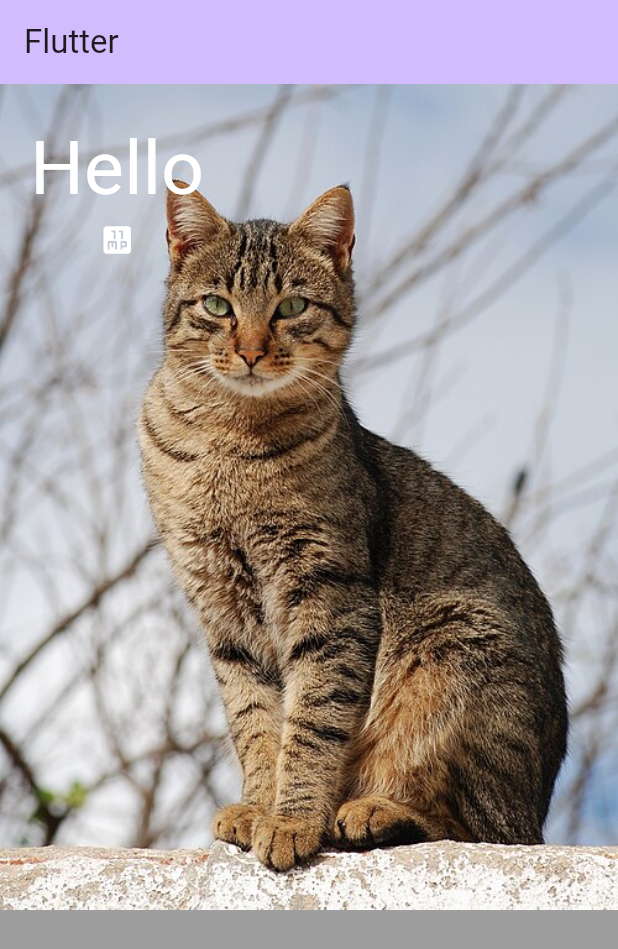
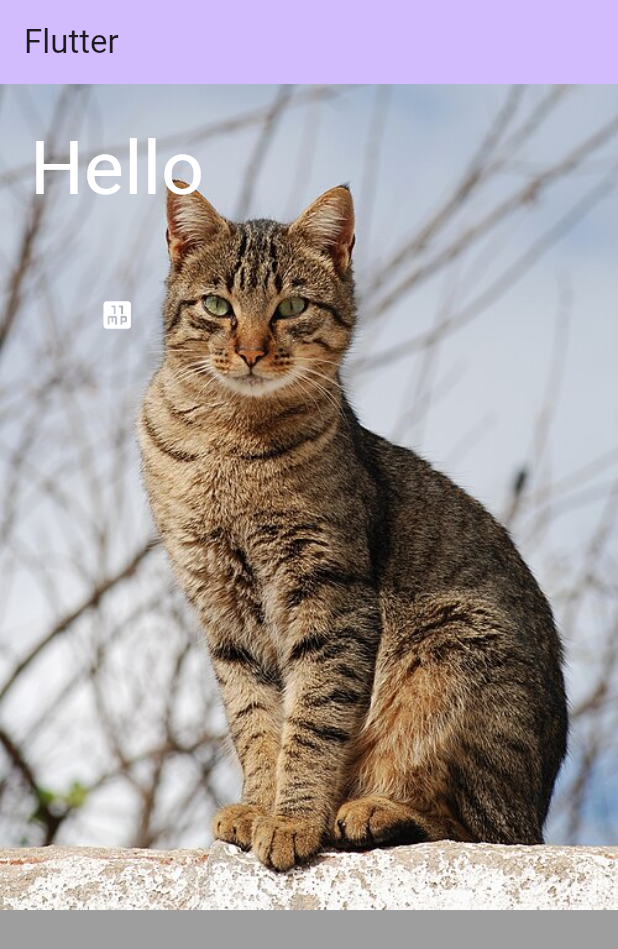
Before and after one commit to Mohamed-Samir-Ibrahim/Practice, a Flutter app: the screen it shows after launch, on a phone screen of 412 x 824 dp. Shown: the top 949 px of the screen. Run offline on Flutter 3.47's test engine with Material 3 defaults, Android fonts, the phone set to English and light mode, and no system bars.

Commit message:
feat(basics-branch): add sizedbox-widget.

```diff
--- /dev/null
+++ b/lib/basics/sizedbox-widget.dart
@@ -0,0 +1,43 @@
+import 'package:flutter/material.dart';
+
+class SizedBoxWidget extends StatefulWidget {
+  const SizedBoxWidget({super.key});
+
+  @override
+  State<SizedBoxWidget> createState() => _SizedBoxWidgetState();
+}
+
+class _SizedBoxWidgetState extends State<SizedBoxWidget> {
+  @override
+  Widget build(BuildContext context) {
+    return Scaffold(
+      backgroundColor: Colors.black38,
+      appBar: AppBar(
+        backgroundColor: Theme.of(context).colorScheme.inversePrimary,
+        title: Text('Flutter'),
+      ),
+      body: Stack(
+        children: [
+          Image.asset(
+            'assets/images/Cat_November_2010-1a.jpg',
+            fit: BoxFit.cover,
+            width: double.infinity,
+          ),
+          Padding(
+            padding: const EdgeInsets.all(20.0),
+            child: Column(
+              children: [
+                Text(
+                  'Hello',
+                  style: TextStyle(color: Colors.white, fontSize: 50),
+                ),
+                SizedBox(height: 50),
+                Icon(Icons.eleven_mp, color: Colors.white),
+              ],
+            ),
+          ),
+        ],
+      ),
+    );
+  }
+}
--- a/lib/main.dart
+++ b/lib/main.dart
@@ -1,5 +1,5 @@
 import 'package:flutter/material.dart';
-import 'package:flutter_practice/basics/padding_widget.dart';
+import 'package:flutter_practice/basics/sizedbox-widget.dart';
 
 void main() {
   runApp(const MyApp());
@@ -16,7 +16,7 @@ class MyApp extends StatelessWidget {
       theme: ThemeData(
         colorScheme: .fromSeed(seedColor: Colors.deepPurple),
       ),
-      home: PaddingWidget(),
+      home: SizedBoxWidget(),
     );
   }
 }
```
